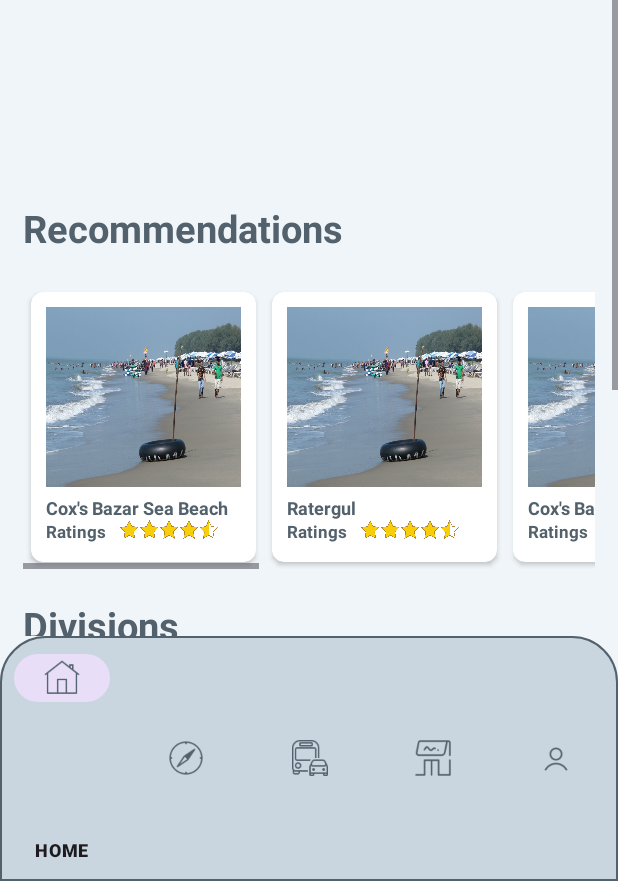
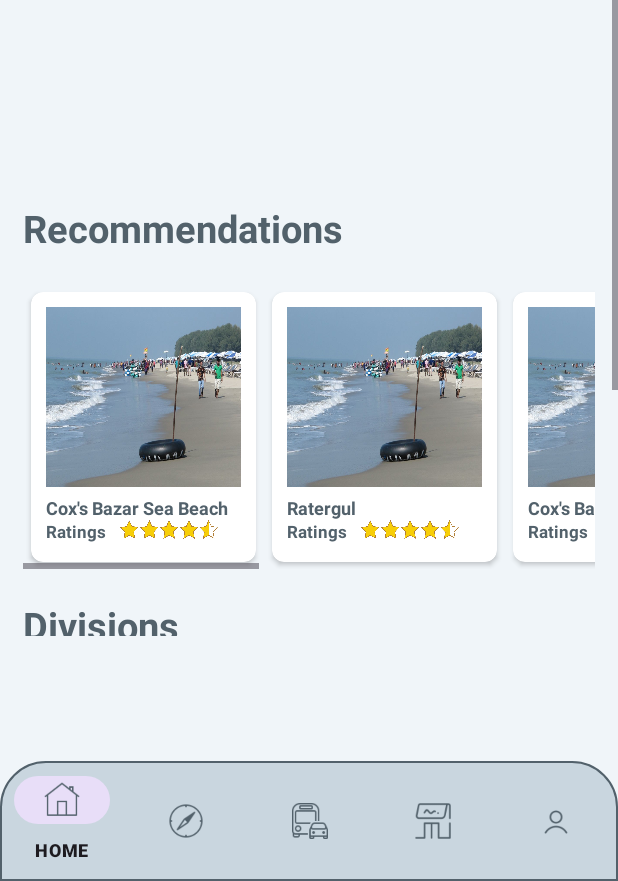
Before and after one commit to zion51/Travel-And-Discovery, an Android app: the HomePage screen opened directly, with no data from a screen before it, on a phone screen of 412 x 824 dp, the part 355-1236 px from its top. Run offline under Robolectric (Android 15) with nearby library versions, the phone set to English and light mode, and no system bars.

Commit message:
transport_update_27_may

```diff
--- a/app/src/main/res/layout/activity_home_page.xml
+++ b/app/src/main/res/layout/activity_home_page.xml
@@ -1001,13 +1001,13 @@
     <com.google.android.material.bottomnavigation.BottomNavigationView
         android:id="@+id/bottomNavigation"
         android:layout_width="match_parent"
-        android:layout_height="85dp"
+        android:layout_height="wrap_content"
         android:layout_alignParentBottom="true"
         app:menu="@menu/menuitems"
         app:itemIconTint="@color/gre"
         app:itemIconSize="24dp"
+        app:itemPaddingTop="10dp"
         android:background="@drawable/shape"
-        android:layout_below="@+id/homeScroll"
         />
 
 
--- a/app/src/main/res/layout/activity_main.xml
+++ b/app/src/main/res/layout/activity_main.xml
@@ -16,7 +16,7 @@
         android:id="@+id/startPage"
         android:layout_width="match_parent"
         android:layout_height="match_parent"
-        android:visibility="visible"
+        android:visibility="invisible"
         android:layout_margin="5dp"
         android:background="@color/lite"
         >
@@ -80,7 +80,7 @@
         android:layout_width="match_parent"
         android:layout_height="match_parent"
         android:background="@color/lite"
-        android:visibility="gone"
+        android:visibility="visible"
         android:layout_margin="5dp"
         >
 
```
